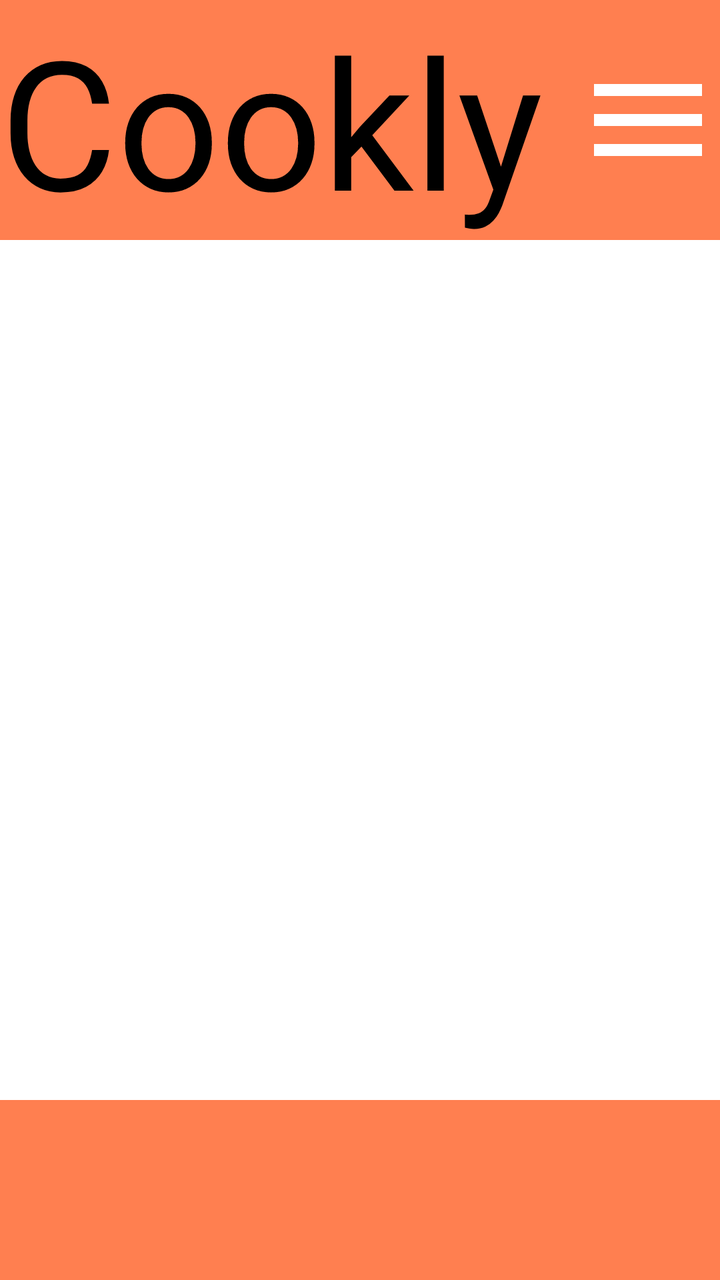
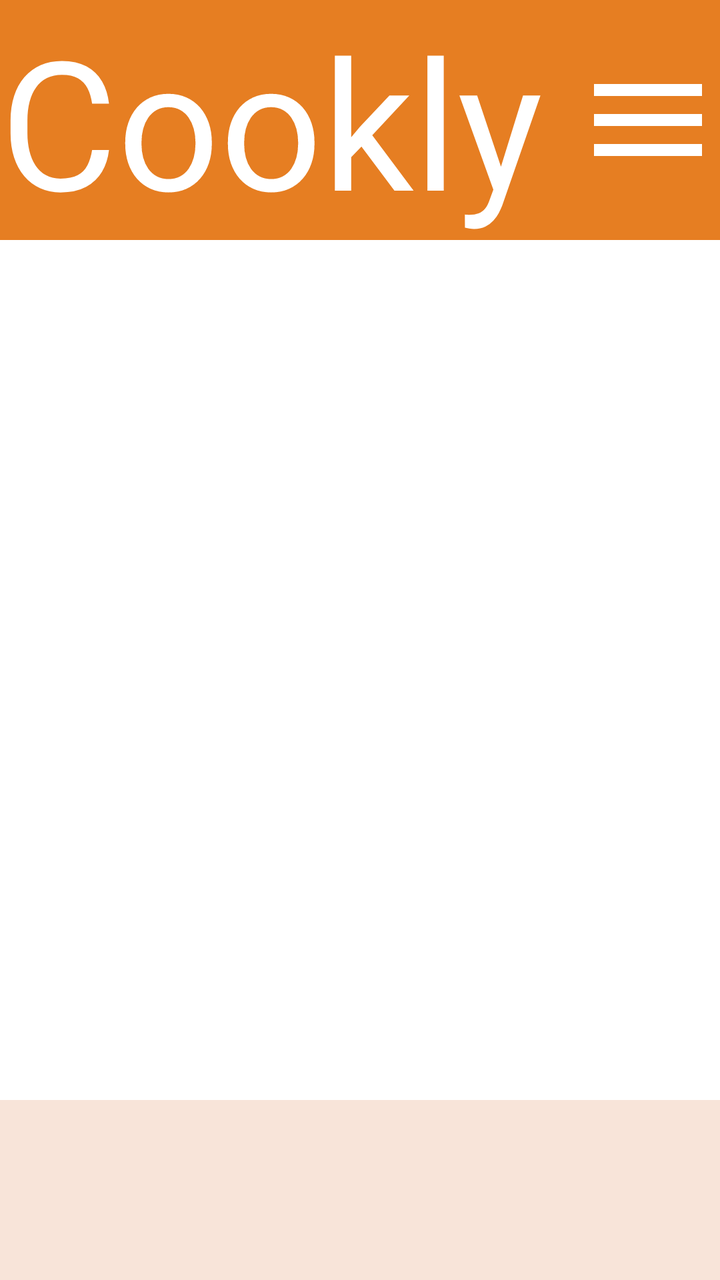

Two renders of the same Android screen: before a commit and after it. Below are the layout's source before the change and the commit's diff.
<!-- AndroidManifest.xml: application theme Theme.Activitat_05 -->
<!-- res/layout/activity_main.xml -->
<?xml version="1.0" encoding="utf-8"?>
<androidx.constraintlayout.widget.ConstraintLayout xmlns:android="http://schemas.android.com/apk/res/android"
    xmlns:app="http://schemas.android.com/apk/res-auto"
    xmlns:tools="http://schemas.android.com/tools"
    android:id="@+id/main"
    android:layout_width="match_parent"
    android:layout_height="match_parent"
    tools:context=".MainActivity">

    <LinearLayout
        android:id="@+id/header"
        android:layout_width="match_parent"
        android:layout_height="120dp"
        app:layout_constraintStart_toStartOf="parent"
        app:layout_constraintTop_toTopOf="parent"
        app:layout_constraintBottom_toTopOf="@id/fragmentContainerView"
        android:background="?attr/headerMain"
        android:orientation="horizontal">

        <TextView
            android:layout_width="0dp"
            android:layout_height="match_parent"
            android:text="@string/logo"
            android:textSize="90sp"
            android:layout_weight="0.8"/>
        <ImageView
            android:id="@+id/aMSetting"
            android:layout_width="0dp"
            android:layout_height="match_parent"
            android:src="@drawable/menu_24dp"
            android:layout_weight="0.2"/>
    </LinearLayout>

    <androidx.fragment.app.FragmentContainerView
        android:id="@+id/fragmentContainerView"
        android:layout_width="0dp"
        android:layout_height="0dp"
        app:layout_constraintTop_toBottomOf="@id/header"
        app:layout_constraintBottom_toTopOf="@id/footer"
        app:layout_constraintStart_toStartOf="parent"
        app:layout_constraintEnd_toEndOf="parent"/>

    <LinearLayout
        android:id="@+id/footer"
        android:layout_width="match_parent"
        android:layout_height="90dp"
        app:layout_constraintBottom_toBottomOf="parent"
        android:orientation="horizontal"
        android:background="?attr/headerMain">

    </LinearLayout>


</androidx.constraintlayout.widget.ConstraintLayout>
<!-- resources referenced by this layout -->
<resources>
  <!-- drawable menu_24dp (drawable) -->
  <vector xmlns:android="http://schemas.android.com/apk/res/android"
      android:width="24dp"
      android:height="24dp"
      android:viewportWidth="960"
      android:viewportHeight="960">
    <path
        android:pathData="M120,720v-80h720v80L120,720ZM120,520v-80h720v80L120,520ZM120,320v-80h720v80L120,320Z"
        android:fillColor="#FFFFFF"/>
  </vector>
  <string name="logo">Cookly</string>
  <style name="Theme.Activitat_05" parent="Base.Theme.Activitat_05" />
  <style name="Base.Theme.Activitat_05" parent="Theme.Material3Expressive.DayNight.NoActionBar">
          
          <item name="colorSurface">@color/orange</item>
          <item name="headerMain">@color/orange</item>
          <item name="button">@color/buttonColor</item>
          <item name="buttonText">@color/white</item>
          <item name="android:textColor">@color/black</item>
          <item name="settingText">@color/settingText</item>
      </style>
  <color name="orange">#FF7F50</color>
  <color name="buttonColor">#1E96F2</color>
  <color name="white">#FFFFFF</color>
  <color name="black">#000000</color>
  <color name="settingText">#321D71</color>
</resources>

<!-- the commit's change to res/layout/activity_main.xml (unified diff, before → after) -->
@@ -14,7 +14,7 @@
         app:layout_constraintStart_toStartOf="parent"
         app:layout_constraintTop_toTopOf="parent"
         app:layout_constraintBottom_toTopOf="@id/fragmentContainerView"
-        android:background="?attr/headerMain"
+        android:background="?attr/headerButtonsLink"
         android:orientation="horizontal">
 
         <TextView
@@ -22,7 +22,8 @@
             android:layout_height="match_parent"
             android:text="@string/logo"
             android:textSize="90sp"
-            android:layout_weight="0.8"/>
+            android:layout_weight="0.8"
+            android:textColor="?attr/headerButtonText"/>
         <ImageView
             android:id="@+id/aMSetting"
             android:layout_width="0dp"
@@ -46,7 +47,7 @@
         android:layout_height="90dp"
         app:layout_constraintBottom_toBottomOf="parent"
         android:orientation="horizontal"
-        android:background="?attr/headerMain">
+        android:background="?attr/footer">
 
     </LinearLayout>
 
<!-- resource entries referenced after the edit -->
@@ -14,17 +14,16 @@
   <style name="Theme.Activitat_05" parent="Base.Theme.Activitat_05" />
   <style name="Base.Theme.Activitat_05" parent="Theme.Material3Expressive.DayNight.NoActionBar">
           
-          <item name="colorSurface">@color/orange</item>
-          <item name="headerMain">@color/orange</item>
-          <item name="button">@color/buttonColor</item>
-          <item name="buttonText">@color/white</item>
-          <item name="android:textColor">@color/black</item>
-          <item name="settingText">@color/settingText</item>
+          <item name="headerButtonsLink">@color/headerButtonsLink</item>
+          <item name="body">@color/body</item>
+          <item name="footer">@color/footer</item>
+          <item name="android:textColor">@color/textGeneral</item>
+          <item name="headerButtonText">@color/headerButtonText</item>
       </style>
-  <color name="orange">#FF7F50</color>
-  <color name="buttonColor">#1E96F2</color>
-  <color name="white">#FFFFFF</color>
-  <color name="black">#000000</color>
-  <color name="settingText">#321D71</color>
+  <color name="headerButtonsLink">#E67E22</color>
+  <color name="body">#FFF8F0</color>
+  <color name="footer">#F8E4D9</color>
+  <color name="textGeneral">#5D4037</color>
+  <color name="headerButtonText">#FFFFFF</color>
 </resources>
 
